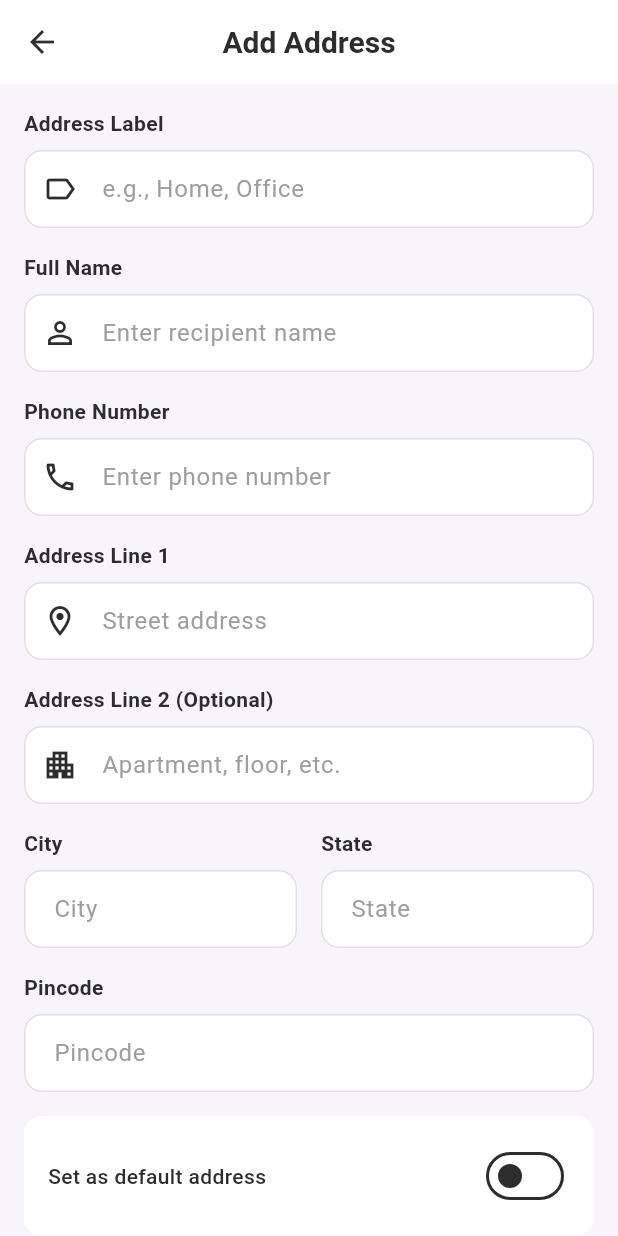
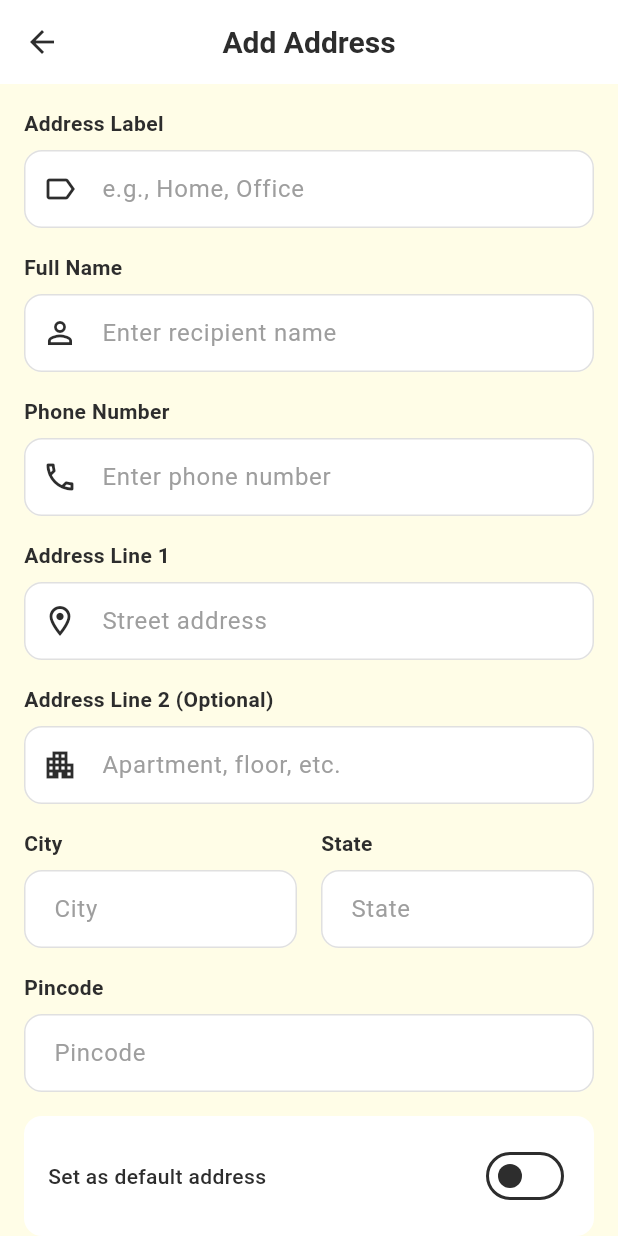
Before and after one commit to rohitsharma342/fnp, a Flutter app: the AddAddressScreen screen opened by its route, on a phone screen of 412 x 824 dp. Run offline on Flutter 3.47's test engine with Material 3 defaults, Android fonts, the phone set to English and light mode, and no system bars; our stand-ins replace cached_network_image, smooth_page_indicator; network calls fail.

Commit message:
Updated project for fnp

```diff
--- a/lib/config/theme.dart
+++ b/lib/config/theme.dart
@@ -1,10 +1,10 @@
 import 'package:flutter/material.dart';
 
 class AppTheme {
-  static const Color primaryColor = Color(0xFF9D00BD);
-  static const Color secondaryColor = Color(0xFFE91E63);
-  static const Color accentColor = Color(0xFFFFB6C1);
-  static const Color backgroundColor = Color(0xFFF8F5FA);
+  static const Color primaryColor = Color(0xFFFFC107);
+  static const Color secondaryColor = Color(0xFFFFD54F);
+  static const Color accentColor = Color(0xFFFFF59D);
+  static const Color backgroundColor = Color(0xFFFFFDE7);
   static const Color surfaceColor = Colors.white;
   static const Color textPrimary = Color(0xFF2D2D2D);
   static const Color textSecondary = Color(0xFF757575);
@@ -20,8 +20,8 @@ class AppTheme {
       surface: surfaceColor,
       background: backgroundColor,
       error: errorColor,
-      onPrimary: Colors.white,
-      onSecondary: Colors.white,
+      onPrimary: Colors.black87,
+      onSecondary: Colors.black87,
       onSurface: textPrimary,
       onBackground: textPrimary,
     ),
@@ -41,7 +41,7 @@ class AppTheme {
     elevatedButtonTheme: ElevatedButtonThemeData(
       style: ElevatedButton.styleFrom(
         backgroundColor: primaryColor,
-        foregroundColor: Colors.white,
+        foregroundColor: Colors.black87,
         elevation: 2,
         padding: const EdgeInsets.symmetric(horizontal: 24, vertical: 14),
         shape: RoundedRectangleBorder(
```
Also changed, not shown: pubspec.lock (added).
